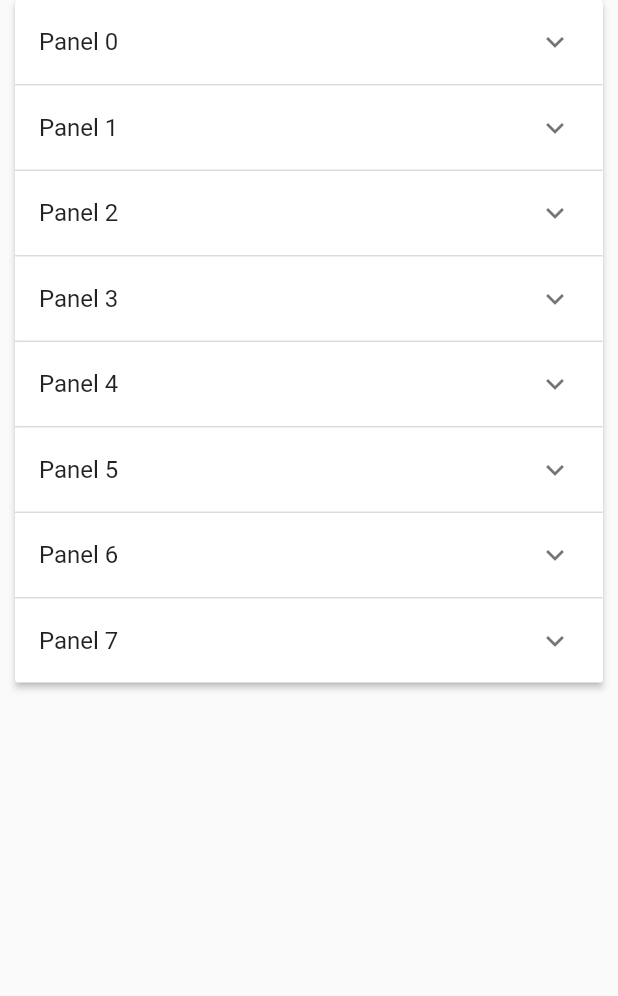
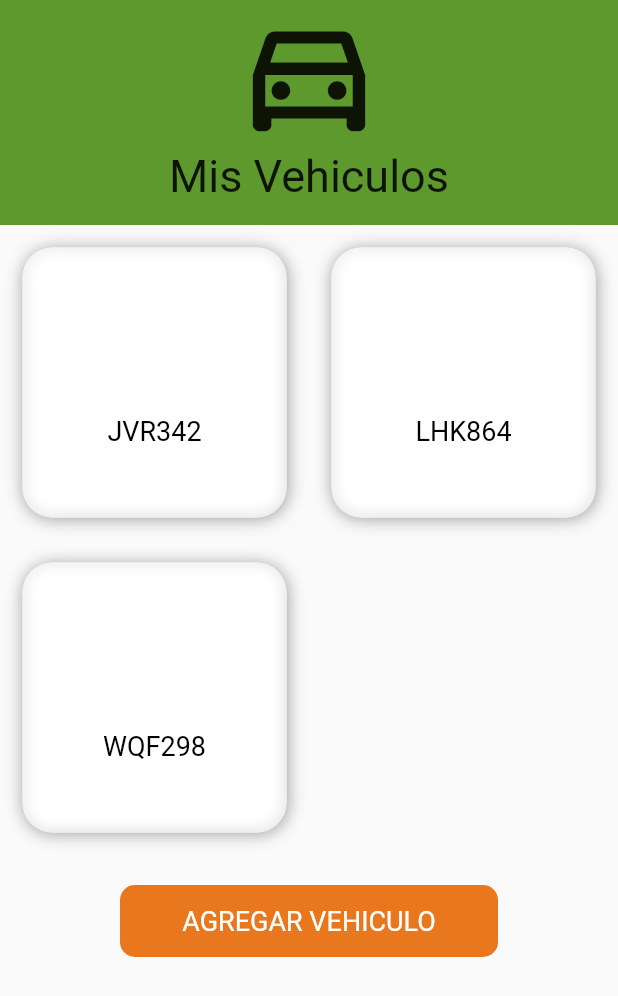
Before and after one commit to paDonde6946/pa_donde_app, a Flutter app: the VehiculoPag screen opened directly, on a phone screen of 412 x 824 dp. Shown: the top 996 px of the screen. Run offline on Flutter 3.47's test engine with Material 2 defaults, Android fonts, the phone set to English and light mode, and no system bars; our stand-ins replace curved_navigation_bar, flutter_secure_storage; accounts and stored records are empty; network calls fail.

Commit message:
Construccion pagina vehiculos

```diff
--- /dev/null
+++ b/lib/data/models/vehiculo_modelo.dart
@@ -0,0 +1,133 @@
+import 'package:flutter/material.dart';
+import 'dart:convert';
+
+Vehiculo vehiculoFromJson(String str) => Vehiculo.fromJson(json.decode(str));
+
+String vehiculoToJson(Vehiculo data) => json.encode(data.toJson());
+
+class Vehiculo with ChangeNotifier {
+  Vehiculo({
+    String? pUid,
+    String? pPlaca,
+    int? pTipoVehiculo,
+    String? pColor,
+    String? pMarca,
+    String? pAnio,
+    String? pModelo,
+    int? pEstado,
+  }) {
+    uid = pUid;
+    placa = pPlaca;
+    tipoVehiculo = pTipoVehiculo;
+    color = pColor;
+    marca = pMarca;
+    anio = pAnio;
+    modelo = pModelo;
+    estado = pEstado;
+  }
+
+  String? _uid;
+  String? _placa;
+  int? _tipoVehiculo;
+  String? _color;
+  String? _marca;
+  String? _anio;
+  String? _modelo;
+  int? _estado;
+
+  factory Vehiculo.fromJson(Map<String, dynamic> json) => Vehiculo(
+        pUid: json["uid"],
+        pPlaca: json["placa"],
+        pTipoVehiculo: json["tipoVehiculo"],
+        pColor: json["color"],
+        pMarca: json["marca"],
+        pAnio: json["anio"],
+        pModelo: json["modelo"],
+        pEstado: json["estado"],
+      );
+
+  Map<String, dynamic> toJson() => {
+        "uid": uid,
+        "placa": placa,
+        "tipoVehiculo": tipoVehiculo,
+        "color": color,
+        "marca": marca,
+        "anio": anio,
+        "modelo": modelo,
+        "estado": estado,
+      };
+
+  // MÉTODOS GET AND SET DE LOS ATRIBUTOS
+
+  /// Método que retorna el valor uid del vehiculo
+  get uid => _uid;
+
+  /// Método que cambia el valor uid del vehiculo
+  set uid(value) {
+    _uid = value;
+    notifyListeners();
+  }
+
+  /// Método que retorna el valor de la placa del vehiculo
+  get placa => _placa;
+
+  /// Método que cambia el valor de la placa del vehiculo
+  set placa(value) {
+    _placa = value;
+    notifyListeners();
+  }
+
+  /// Método que retorna el valor del tipo del vehiculo
+  get tipoVehiculo => _tipoVehiculo;
+
+  /// Método que cambia el valor del tipo del vehiculo
+  set tipoVehiculo(value) {
+    _tipoVehiculo = value;
+    notifyListeners();
+  }
+
+  /// Método que retorna el valor del color del vehiculo
+  get color => _color;
+
+  /// Método que cambia el valor del color del vehiculo
+  set color(value) {
+    _color = value;
+    notifyListeners();
+  }
+
+  /// Método que retorna el valor de la marca del vehiculo
+  get marca => _marca;
+
+  /// Método que cambia el valor de la marca del vehiculo
+  set marca(value) {
+    _marca = value;
+    notifyListeners();
+  }
+
+  /// Método que retorna el valor del año del vehiculo
+  get anio => _anio;
+
+  /// Método que cambia el valor del año del vehiculo
+  set anio(value) {
+    _anio = value;
+    notifyListeners();
+  }
+
+  /// Método que retorna el valor del modelo del vehiculo
+  get modelo => _modelo;
+
+  /// Método que cambia el valor del modelo del vehiculo
+  set modelo(value) {
+    _modelo = value;
+    notifyListeners();
+  }
+
+  /// Método que retorna el valor del tipo del vehiculo
+  get estado => _estado;
+
+  /// Método que cambia el valor del tipo del vehiculo
+  set estado(value) {
+    _estado = value;
+    notifyListeners();
+  }
+}
--- a/lib/main.dart
+++ b/lib/main.dart
@@ -32,7 +32,7 @@
         theme: ThemeData(
             primaryColor: const Color.fromRGBO(94, 153, 45, 1),
             primaryColorLight: const Color.fromRGBO(232, 119, 29, 1)),
-        initialRoute: 'login',
+        initialRoute: 'validarInicioSesion',
         routes: generarRutas(),
       ),
     );
--- /dev/null
+++ b/lib/ui/pages/card_table.dart
@@ -0,0 +1,121 @@
+import 'dart:ui';
+
+import 'package:flutter/material.dart';
+import 'package:pa_donde_app/data/models/vehiculo_modelo.dart';
+
+class CardTable extends StatelessWidget {
+  List<Vehiculo> vehiculos = [
+    Vehiculo(pPlaca: "JVR342", pMarca: "RENAULT"),
+    Vehiculo(pPlaca: "LHK864", pMarca: "HYUNDAI"),
+    Vehiculo(pPlaca: "WQF298", pMarca: "FORD"),
+    // Vehiculo(pPlaca: "UYV469", pMarca: "MERCEDEZ"),
+  ];
+
+  @override
+  Widget build(BuildContext context) {
+    return Table(children: funcionPrueba());
+  }
+
+  List<TableRow> funcionPrueba() {
+    int count = 0;
+    List<TableRow> arreglo = [];
+    List<Widget> arreglo2 = [];
+
+    for (int i = 0; i < vehiculos.length; i++) {
+      arreglo2.add(_SigleCard(
+        color: Colors.black,
+        text: vehiculos[i].placa,
+        validar: true,
+      ));
+      count++;
+      if (count == 2) {
+        arreglo.add(TableRow(children: arreglo2));
+        count = 0;
+        arreglo2 = [];
+      }
+    }
+
+    if (arreglo2.isNotEmpty) {
+      arreglo2.add(_SigleCard(
+        color: Colors.black,
+        text: "",
+        validar: false,
+      ));
+
+      arreglo.add(TableRow(children: arreglo2));
+    }
+
+    return arreglo;
+  }
+}
+
+class _SigleCard extends StatelessWidget {
+  final IconData? icon;
+  final Color color;
+  final String text;
+  final bool validar;
+
+  const _SigleCard(
+      {Key? key,
+      this.icon,
+      required this.color,
+      required this.text,
+      required this.validar})
+      : super(key: key);
+
+  @override
+  Widget build(BuildContext context) {
+    return _CardBackground(
+        color: validar,
+        child: Column(
+          mainAxisAlignment: MainAxisAlignment.center,
+          children: [
+            Icon(
+              icon,
+              size: 55,
+              color: Colors.black,
+            ),
+            const SizedBox(height: 10),
+            Text(
+              text,
+              style: TextStyle(color: color, fontSize: 18),
+            )
+          ],
+        ));
+  }
+}
+
+class _CardBackground extends StatelessWidget {
+  final Widget child;
+  final bool color;
+
+  const _CardBackground({Key? key, required this.child, required this.color})
+      : super(key: key);
+
+  @override
+  Widget build(BuildContext context) {
+    return Container(
+      decoration: BoxDecoration(
+          boxShadow: [
+            BoxShadow(
+              color: color ? Colors.grey : Colors.transparent,
+              offset: const Offset(0.7, 1.0), //(x,y)
+              blurRadius: 9.0,
+            ),
+          ],
+          color: color ? Colors.white : Colors.transparent,
+          borderRadius: BorderRadius.circular(20)),
+      margin: const EdgeInsets.all(15),
+      child: ClipRRect(
+        borderRadius: BorderRadius.circular(20),
+        child: BackdropFilter(
+          filter: ImageFilter.blur(sigmaX: 5, sigmaY: 5),
+          child: Container(
+            height: 180,
+            child: child,
+          ),
+        ),
+      ),
+    );
+  }
+}
--- a/lib/ui/pages/vehiculo_pag.dart
+++ b/lib/ui/pages/vehiculo_pag.dart
@@ -1,4 +1,6 @@
 import 'package:flutter/material.dart';
+import 'package:pa_donde_app/ui/global_widgets/button/boton_anaranja.dart';
+import 'package:pa_donde_app/ui/pages/card_table.dart';
 
 class VehiculoPag extends StatefulWidget {
   const VehiculoPag({Key? key}) : super(key: key);
@@ -12,86 +14,37 @@ class _VehiculoPagState extends State<VehiculoPag> {
   Widget build(BuildContext context) {
     return Scaffold(
       body: SafeArea(
-        child: Container(
-          padding: const EdgeInsets.symmetric(horizontal: 10),
-          child: const MyStatefulWidget(),
-        ),
+        child: ListView(children: [
+          panelSuperior(),
+          CardTable(),
+          SizedBox(height: 20),
+          Container(
+            padding: EdgeInsets.symmetric(horizontal: 80),
+            child: BtnAnaranja(
+              titulo: "AGREGAR VEHICULO",
+            ),
+          )
+        ]),
+      ),
+    );
+  }
+
+  Widget panelSuperior() {
+    return Container(
+      color: Theme.of(context).primaryColor,
+      height: 150,
+      child: Column(
+        children: [
+          Icon(
+            Icons.directions_car_filled_outlined,
+            size: 100,
+          ),
+          Text(
+            "Mis Vehiculos",
+            style: TextStyle(fontSize: 30),
+          ),
+        ],
       ),
     );
   }
 }
-
-// stores ExpansionPanel state information
-class Item {
-  Item({
-    required this.expandedValue,
-    required this.headerValue,
-    this.isExpanded = false,
-  });
-
-  String expandedValue;
-  String headerValue;
-  bool isExpanded;
-}
-
-List<Item> generateItems(int numberOfItems) {
-  return List<Item>.generate(numberOfItems, (int index) {
-    return Item(
-      headerValue: 'Panel $index',
-      expandedValue: 'This is item number $index',
-    );
-  });
-}
-
-/// This is the stateful widget that the main application instantiates.
-class MyStatefulWidget extends StatefulWidget {
-  const MyStatefulWidget({Key? key}) : super(key: key);
-
-  @override
-  State<MyStatefulWidget> createState() => _MyStatefulWidgetState();
-}
-
-/// This is the private State class that goes with MyStatefulWidget.
-class _MyStatefulWidgetState extends State<MyStatefulWidget> {
-  final List<Item> _data = generateItems(8);
-
-  @override
-  Widget build(BuildContext context) {
-    return SingleChildScrollView(
-      child: Container(
-        child: _buildPanel(),
-      ),
-    );
-  }
-
-  Widget _buildPanel() {
-    return ExpansionPanelList(
-      expansionCallback: (int index, bool isExpanded) {
-        setState(() {
-          _data[index].isExpanded = !isExpanded;
-        });
-      },
-      children: _data.map<ExpansionPanel>((Item item) {
-        return ExpansionPanel(
-          canTapOnHeader: true,
-          headerBuilder: (BuildContext context, bool isExpanded) {
-            return ListTile(
-              title: Text(item.headerValue),
-            );
-          },
-          body: ListTile(
-              title: Text(item.expandedValue),
-              subtitle:
-                  const Text('To delete this panel, tap the trash can icon'),
-              trailing: const Icon(Icons.delete),
-              onTap: () {
-                setState(() {
-                  _data.removeWhere((Item currentItem) => item == currentItem);
-                });
-              }),
-          isExpanded: item.isExpanded,
-        );
-      }).toList(),
-    );
-  }
-}
```
Also changed, not shown: lib/data/services/autencicacion_servicio.dart (+6 -16 lines), lib/ui/global_widgets/forms/inicio_sesion_form.dart (+2 -12 lines), lib/ui/global_widgets/show_dialogs/confirmacion_show.dart (added, +47 -0 lines), lib/ui/pages/inicio_pag.dart (+12 -55 lines), lib/ui/pages/principal_pag.dart (+27 -9 lines), lib/ui/pages/validar_inicio_sesion_pag.dart (+4 -3 lines).
